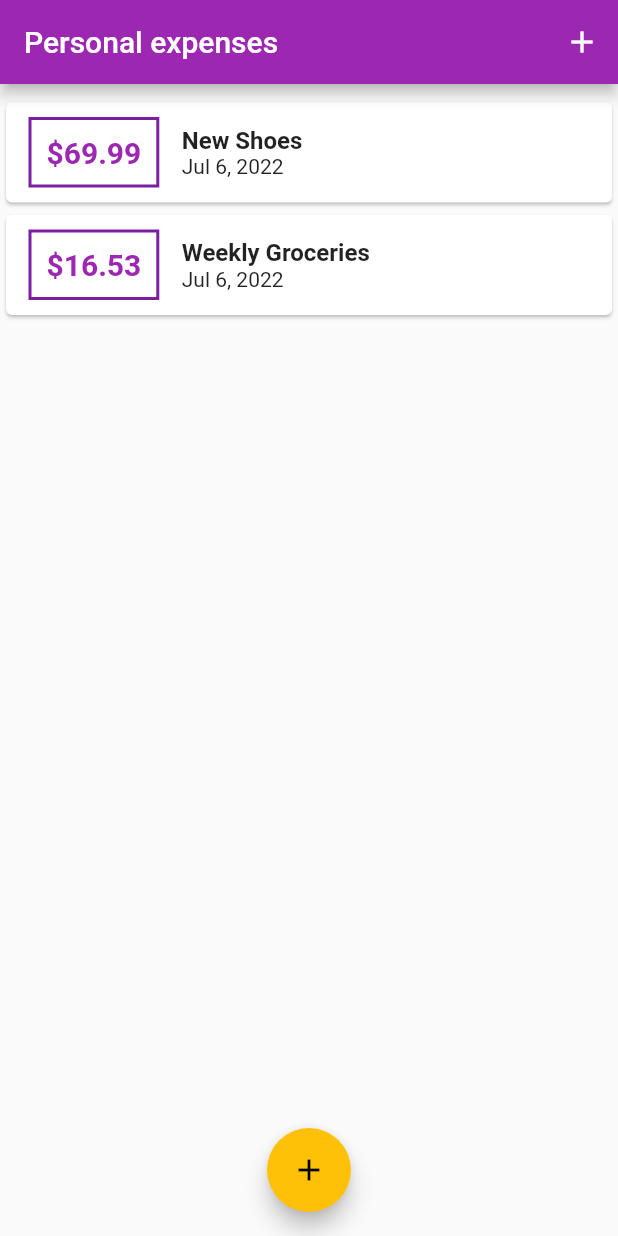
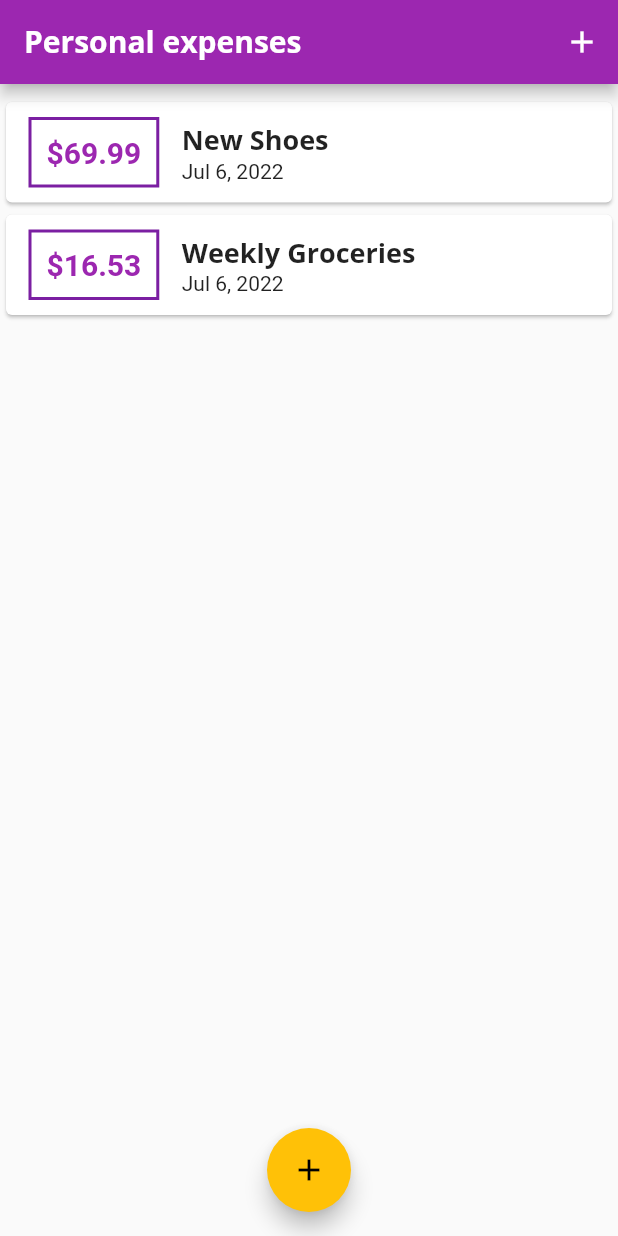
Before and after one commit to matheus-bernat/FlutterTutorial, a Flutter app: the screen it shows after launch, on a phone screen of 412 x 824 dp. Run offline on Flutter 3.47's test engine with Material 2 defaults, Android fonts, the phone set to English and light mode, and no system bars.

Commit message:
97: text themes for the whole thing and for the app. e.g. TextTheme, copywith headline6...

```diff
--- a/first_app/lib/main.dart
+++ b/first_app/lib/main.dart
@@ -12,9 +12,21 @@ class MyApp extends StatelessWidget {
     return MaterialApp(
       title: 'Personal expenses',
       theme: ThemeData(
-        primarySwatch: Colors.purple,
-        accentColor: Colors.amber,
-      ),
+          primarySwatch: Colors.purple,
+          accentColor: Colors.amber,
+          fontFamily: 'Quicksand',
+          textTheme: ThemeData.light().textTheme.copyWith( // text theme for what the whole thing
+                headline6: TextStyle(
+                    fontFamily: 'OpenSans',
+                    fontWeight: FontWeight.bold,
+                    fontSize: 18),
+              ),
+          appBarTheme: AppBarTheme( // text theme for the app bar
+              textTheme: ThemeData.light().textTheme.copyWith(
+                  headline6: TextStyle(
+                      fontFamily: 'OpenSans',
+                      fontSize: 20,
+                      fontWeight: FontWeight.bold)))),
       home: MyHomePage(),
     );
   }
--- a/first_app/lib/widgets/transaction_list.dart
+++ b/first_app/lib/widgets/transaction_list.dart
@@ -12,7 +12,10 @@ class TransactionList extends StatelessWidget {
   Widget build(BuildContext context) {
     return Container(
       height: 300,
-      child: ListView.builder(
+      child: transactions.isEmpty ? Column(children: <Widget>[
+        Text('No transactions added yet!'),
+
+      ],) : ListView.builder(
         itemBuilder: (ctx, index) {
           return Card(
             child: Row(
@@ -43,10 +46,7 @@ class TransactionList extends StatelessWidget {
                   children: <Widget>[
                     Text(
                       transactions[index].title,
-                      style: TextStyle(
-                        fontSize: 16,
-                        fontWeight: FontWeight.bold,
-                      ),
+                      style: Theme.of(context).textTheme.headline6, // use the text theme defined in main.dart
                     ),
                     Text(
                       DateFormat.yMMMd().format(transactions[index].date),
```
Also changed, not shown: first_app/pubspec.yaml (+16 -11 lines).
